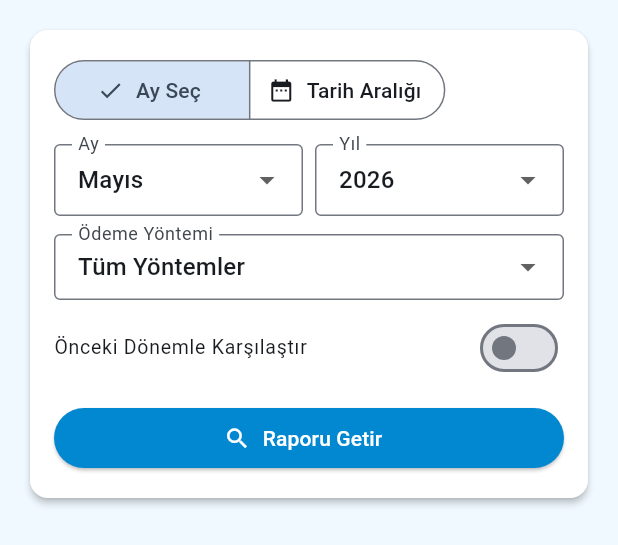
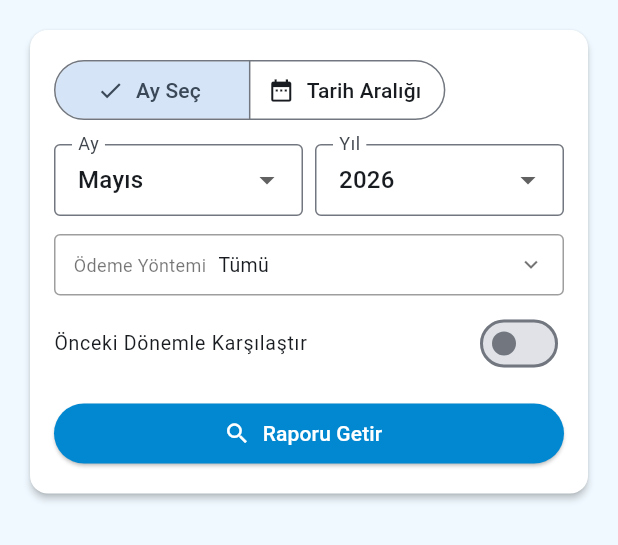
Before and after one commit to oralozden-lang/ilk_uygulama, a Flutter app: the OdemeKanallariWidget widget shown alone on an empty page, opened directly with empty values, on a phone screen of 412 x 824 dp. Shown: the top 545 px of the screen. Run offline on Flutter 3.47's test engine with Material 3 defaults, Android fonts, the phone set to English and light mode, and no system bars; our stand-ins replace cloud_firestore, file_picker, firebase_core, image_picker, pdf, printing and 1 more; missing offline and left inert: dart:html, dart:js, excel; accounts and stored records are empty; network calls fail.

Commit message:
Raporlar Değişti Çoklu Şube Seçimi

```diff
--- a/lib/screens/raporlar_ekrani.dart
+++ b/lib/screens/raporlar_ekrani.dart
@@ -79,6 +79,7 @@ class RaporlarWidgetState extends State<RaporlarWidget>
   DateTime _baslangic = DateTime(DateTime.now().year, DateTime.now().month, 1);
   DateTime _bitis = DateTime.now();
   Set<String> _secilenSubeler = {};
+  bool _subeSecimAcik = false;
 
   bool _karsilastirmaAcik = false;
   int _karsilastirmaYil = DateTime.now().year;
@@ -1223,8 +1224,42 @@ class RaporlarWidgetState extends State<RaporlarWidget>
                   ],
                   if (tumSubeler.length > 1) ...[
                     const SizedBox(height: 12),
+                    GestureDetector(
+                      onTap: () =>
+                          setState(() => _subeSecimAcik = !_subeSecimAcik),
+                      child: Container(
+                        padding: const EdgeInsets.symmetric(
+                            horizontal: 12, vertical: 10),
+                        decoration: BoxDecoration(
+                          border: Border.all(color: Colors.black38),
+                          borderRadius: BorderRadius.circular(4),
+                        ),
+                        child: Row(children: [
                           const Text('Şube',
-                        style: TextStyle(fontSize: 12, color: Colors.black54)),
+                              style: TextStyle(
+                                  fontSize: 12, color: Colors.black54)),
+                          const SizedBox(width: 8),
+                          Expanded(
+                            child: Text(
+                              _secilenSubeler.isEmpty
+                                  ? 'Tümü'
+                                  : _secilenSubeler
+                                      .map((s) => _subeAdlari[s] ?? s)
+                                      .join(', '),
+                              style: const TextStyle(fontSize: 13),
+                              overflow: TextOverflow.ellipsis,
+                            ),
+                          ),
+                          Icon(
+                              _subeSecimAcik
+                                  ? Icons.expand_less
+                                  : Icons.expand_more,
+                              size: 18,
+                              color: Colors.black54),
+                        ]),
+                      ),
+                    ),
+                    if (_subeSecimAcik) ...[
                       const SizedBox(height: 6),
                       Wrap(
                         spacing: 6,
@@ -1255,6 +1290,7 @@ class RaporlarWidgetState extends State<RaporlarWidget>
                               )),
                         ],
                       ),
+                    ],
                   ],
                   const SizedBox(height: 8),
                   SwitchListTile(
@@ -1731,7 +1767,9 @@ class _OdemeKanallariWidgetState extends State<OdemeKanallariWidget>
     0,
   );
   bool _siralamaArtan = false;
-  String? _secilenKanalDocId;
+  Set<String> _secilenKanalDocIds = {}; // boş = Tüm Yöntemler
+  bool _subeSecimAcik = false;
+  bool _kanalSecimAcik = false;
 
   bool _yukleniyor = false;
   Map<String, String> _subeAdlari = {};
@@ -1801,7 +1839,7 @@ class _OdemeKanallariWidgetState extends State<OdemeKanallariWidget>
       if (mounted) {
         setState(() {
           _kanallar = liste;
-          // _secilenKanalDocId null kalır = Tüm Yöntemler
+          // _secilenKanalDocIds boş kalır = Tüm Yöntemler
         });
       }
     } catch (_) {}
@@ -1952,14 +1990,13 @@ class _OdemeKanallariWidgetState extends State<OdemeKanallariWidget>
     return _parseFirestore(raw);
   }
 
-  double _kanalTutar(Map<String, dynamic> kayit, String? docId) {
-    if (docId == null) {
+  double _kanalTutar(Map<String, dynamic> kayit, Set<String> docIds) {
+    if (docIds.isEmpty) {
       return _kanallar.fold(0.0, (s, k) => s + _kanalTutarTek(kayit, k));
     }
-    final kanal =
-        _kanallar.firstWhere((k) => k['docId'] == docId, orElse: () => {});
-    if (kanal.isEmpty) return 0.0;
-    return _kanalTutarTek(kayit, kanal);
+    return _kanallar
+        .where((k) => docIds.contains(k['docId'] as String))
+        .fold(0.0, (s, k) => s + _kanalTutarTek(kayit, k));
   }
 
   String _fmt(double v) {
@@ -1991,9 +2028,13 @@ class _OdemeKanallariWidgetState extends State<OdemeKanallariWidget>
     List<Map<String, dynamic>> kayitlar,
     String baslik,
     Color renk,
-    String? docId,
+    Set<String> docIds,
   ) {
     if (kayitlar.isEmpty) return const SizedBox.shrink();
+    // Gösterilecek kanallar
+    final gorunenKanallar = docIds.isEmpty
+        ? _kanallar
+        : _kanallar.where((k) => docIds.contains(k['docId'] as String)).toList();
     return Container(
       margin: const EdgeInsets.only(bottom: 12),
       decoration: BoxDecoration(
@@ -2029,9 +2070,7 @@ class _OdemeKanallariWidgetState extends State<OdemeKanallariWidget>
         Padding(
           padding: const EdgeInsets.all(14),
           child: Column(children: [
-            if (docId == null) ...[
-              // Tüm yöntemler — her kanal ayrı satır
-              ..._kanallar.map((kanal) {
+            ...gorunenKanallar.map((kanal) {
               final toplam =
                   kayitlar.fold(0.0, (s, k) => s + _kanalTutarTek(k, kanal));
               if (toplam <= 0) return const SizedBox.shrink();
@@ -2043,31 +2082,25 @@ class _OdemeKanallariWidgetState extends State<OdemeKanallariWidget>
               );
             }),
             const Divider(),
-              _satirOzet('Toplam',
-                  kayitlar.fold(0.0, (s, k) => s + _kanalTutar(k, null)), renk),
-            ] else ...[
-              // Tek kanal
             _satirOzet(
-                _kanallar.firstWhere((k) => k['docId'] == docId,
-                    orElse: () => {'ad': 'Toplam'})['ad'] as String,
-                kayitlar.fold(0.0, (s, k) => s + _kanalTutar(k, docId)),
-                renk,
-              ),
-            ],
-          ]),
-        ),
-      ]),
-    );
-  }
-
-  Widget _detayTablo(List<Map<String, dynamic>> kayitlar, String? docId) {
+                'Toplam',
+                kayitlar.fold(0.0, (s, k) => s + _kanalTutar(k, docIds)),
+                renk),
+          ]),
+        ),
+      ]),
+    );
+  }
+
+  Widget _detayTablo(List<Map<String, dynamic>> kayitlar, Set<String> docIds) {
     if (kayitlar.isEmpty) return const SizedBox.shrink();
+    // Sıralama burada yapılıyor — build'den ham liste gelir
     final sirali = _siralamaArtan ? kayitlar : kayitlar.reversed.toList();
 
     // Gösterilecek kanallar
-    final gorunenKanallar = docId == null
+    final gorunenKanallar = docIds.isEmpty
         ? _kanallar
-        : _kanallar.where((k) => k['docId'] == docId).toList();
+        : _kanallar.where((k) => docIds.contains(k['docId'] as String)).toList();
 
     // Tek kanal → basit liste, çok kanal → yatay kaydırmalı tablo
     if (gorunenKanallar.length == 1) {
@@ -2493,7 +2526,7 @@ class _OdemeKanallariWidgetState extends State<OdemeKanallariWidget>
   @override
   Widget build(BuildContext context) {
     super.build(context);
-    final docId = _secilenKanalDocId;
+    final docIds = _secilenKanalDocIds;
     final baslikAna = _filtreModu == 'ay'
         ? '${_aylar[_secilenAy - 1]} $_secilenYil'
         : 'Seçili Dönem';
@@ -2586,8 +2619,43 @@ class _OdemeKanallariWidgetState extends State<OdemeKanallariWidget>
               ],
               if (_aktifSubeler.length > 1) ...[
                 const SizedBox(height: 12),
+                // ── Şube seçici ──────────────────────────────────────────
+                GestureDetector(
+                  onTap: () =>
+                      setState(() => _subeSecimAcik = !_subeSecimAcik),
+                  child: Container(
+                    padding: const EdgeInsets.symmetric(
+                        horizontal: 12, vertical: 10),
+                    decoration: BoxDecoration(
+                      border: Border.all(color: Colors.black38),
+                      borderRadius: BorderRadius.circular(4),
+                    ),
+                    child: Row(children: [
                       const Text('Şube',
-                    style: TextStyle(fontSize: 12, color: Colors.black54)),
+                          style: TextStyle(
+                              fontSize: 12, color: Colors.black54)),
+                      const SizedBox(width: 8),
+                      Expanded(
+                        child: Text(
+                          _secilenSubeler.isEmpty
+                              ? 'Tümü'
+                              : _secilenSubeler
+                                  .map((s) => _subeAdlari[s] ?? s)
+                                  .join(', '),
+                          style: const TextStyle(fontSize: 13),
+                          overflow: TextOverflow.ellipsis,
+                        ),
+                      ),
+                      Icon(
+                          _subeSecimAcik
+                              ? Icons.expand_less
+                              : Icons.expand_more,
+                          size: 18,
+                          color: Colors.black54),
+                    ]),
+                  ),
+                ),
+                if (_subeSecimAcik) ...[
                   const SizedBox(height: 6),
                   Wrap(
                     spacing: 6,
@@ -2619,23 +2687,81 @@ class _OdemeKanallariWidgetState extends State<OdemeKanallariWidget>
                     ],
                   ),
                 ],
+              ],
               const SizedBox(height: 12),
-              DropdownButtonFormField<String?>(
-                value: _secilenKanalDocId,
-                decoration: const InputDecoration(
-                    labelText: 'Ödeme Yöntemi',
-                    border: OutlineInputBorder(),
-                    isDense: true),
-                items: [
-                  const DropdownMenuItem<String?>(
-                      value: null, child: Text('Tüm Yöntemler')),
-                  ..._kanallar.map((k) => DropdownMenuItem<String?>(
-                        value: k['docId'] as String,
-                        child: Text(k['ad'] as String),
+              // ── Ödeme Yöntemi seçici ─────────────────────────────────
+              GestureDetector(
+                onTap: () =>
+                    setState(() => _kanalSecimAcik = !_kanalSecimAcik),
+                child: Container(
+                  padding:
+                      const EdgeInsets.symmetric(horizontal: 12, vertical: 10),
+                  decoration: BoxDecoration(
+                    border: Border.all(color: Colors.black38),
+                    borderRadius: BorderRadius.circular(4),
+                  ),
+                  child: Row(children: [
+                    const Text('Ödeme Yöntemi',
+                        style:
+                            TextStyle(fontSize: 12, color: Colors.black54)),
+                    const SizedBox(width: 8),
+                    Expanded(
+                      child: Text(
+                        _secilenKanalDocIds.isEmpty
+                            ? 'Tümü'
+                            : _secilenKanalDocIds
+                                .map((id) =>
+                                    _kanallar.firstWhere(
+                                        (k) => k['docId'] == id,
+                                        orElse: () =>
+                                            {'ad': id})['ad'] as String)
+                                .join(', '),
+                        style: const TextStyle(fontSize: 13),
+                        overflow: TextOverflow.ellipsis,
+                      ),
+                    ),
+                    Icon(
+                        _kanalSecimAcik
+                            ? Icons.expand_less
+                            : Icons.expand_more,
+                        size: 18,
+                        color: Colors.black54),
+                  ]),
+                ),
+              ),
+              if (_kanalSecimAcik) ...[
+                const SizedBox(height: 6),
+                Wrap(
+                  spacing: 6,
+                  runSpacing: 4,
+                  children: [
+                    FilterChip(
+                      label: const Text('Tümü'),
+                      selected: _secilenKanalDocIds.isEmpty,
+                      onSelected: (_) =>
+                          setState(() => _secilenKanalDocIds.clear()),
+                      selectedColor:
+                          const Color(0xFF0288D1).withOpacity(0.18),
+                      checkmarkColor: const Color(0xFF0288D1),
+                    ),
+                    ..._kanallar.map((k) => FilterChip(
+                          label: Text(k['ad'] as String),
+                          selected: _secilenKanalDocIds
+                              .contains(k['docId'] as String),
+                          onSelected: (secildi) => setState(() {
+                            if (secildi) {
+                              _secilenKanalDocIds.add(k['docId'] as String);
+                            } else {
+                              _secilenKanalDocIds.remove(k['docId'] as String);
+                            }
+                          }),
+                          selectedColor:
+                              const Color(0xFF0288D1).withOpacity(0.18),
+                          checkmarkColor: const Color(0xFF0288D1),
                         )),
                   ],
-                onChanged: (v) => setState(() => _secilenKanalDocId = v),
-              ),
+                ),
+              ],
               const SizedBox(height: 8),
               SwitchListTile(
                 dense: true,
@@ -2733,14 +2859,14 @@ class _OdemeKanallariWidgetState extends State<OdemeKanallariWidget>
             Row(crossAxisAlignment: CrossAxisAlignment.start, children: [
               Expanded(
                   child: _ozetKart(_karsilastirmaKayitlar, baslikKars,
-                      Colors.blueGrey[600]!, docId)),
+                      Colors.blueGrey[600]!, docIds)),
               const SizedBox(width: 8),
               Expanded(
                   child: _ozetKart(
-                      _kayitlar, baslikAna, const Color(0xFF0288D1), docId)),
+                      _kayitlar, baslikAna, const Color(0xFF0288D1), docIds)),
             ])
           else
-            _ozetKart(_kayitlar, baslikAna, const Color(0xFF0288D1), docId),
+            _ozetKart(_kayitlar, baslikAna, const Color(0xFF0288D1), docIds),
           const SizedBox(height: 8),
           Row(mainAxisAlignment: MainAxisAlignment.end, children: [
             Text(_siralamaArtan ? 'Eskiden Yeniye' : 'Yeniden Eskiye',
@@ -2757,15 +2883,10 @@ class _OdemeKanallariWidgetState extends State<OdemeKanallariWidget>
             ),
           ]),
           if (_karsilastirmaAcik && _karsilastirmaKayitlar.isNotEmpty) ...[
-            _detayTablo(
-                _siralamaArtan
-                    ? _karsilastirmaKayitlar
-                    : _karsilastirmaKayitlar.reversed.toList(),
-                docId),
+            _detayTablo(_karsilastirmaKayitlar, docIds),
             const SizedBox(height: 12),
           ],
-          _detayTablo(
-              _siralamaArtan ? _kayitlar : _kayitlar.reversed.toList(), docId),
+          _detayTablo(_kayitlar, docIds),
           const SizedBox(height: 32),
         ],
       ]),
```
Lines whose indentation alone changed are shown as unchanged.
